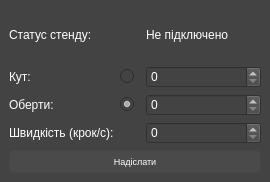
First picture: the form in app/views/templates/control_rotation_stand_interface.ui, repository Korzhak/ImuEduStudio, before the edit.
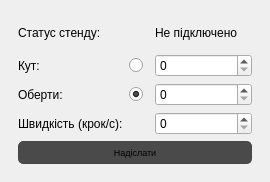
Second picture: the form after the edit.

What changed in the file:
```diff
--- a/app/views/templates/control_rotation_stand_interface.ui
+++ b/app/views/templates/control_rotation_stand_interface.ui
@@ -14,20 +14,20 @@
    <string>Form</string>
   </property>
   <property name="styleSheet">
-   <string notr="true">color: rgb(255, 255, 255); background-color: rgb(67, 67, 67);</string>
+   <string notr="true"/>
   </property>
   <layout class="QHBoxLayout" name="horizontalLayout">
    <property name="leftMargin">
-    <number>0</number>
+    <number>9</number>
    </property>
    <property name="topMargin">
-    <number>0</number>
+    <number>9</number>
    </property>
    <property name="rightMargin">
-    <number>0</number>
+    <number>9</number>
    </property>
    <property name="bottomMargin">
-    <number>0</number>
+    <number>9</number>
    </property>
    <item>
     <widget class="QWidget" name="widget" native="true">
```
